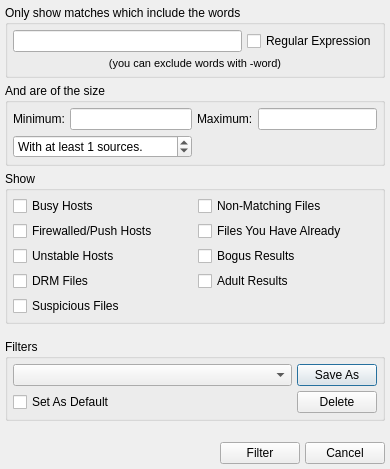
Above: Quazaa/UI/dialogfiltersearch.ui from quazaa-development-team/Quazaa before the change. Below: the same form after it.
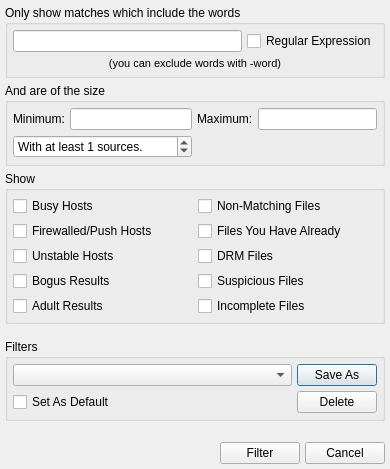
That is the form after the change. Icons and pictures are not drawn.

Commit message: [Search] Added check box for incomplete files filtering to DialogFilterSearch. Optimized some loops for the UnorderedPtrVector container (it's faster to access the elements via operator[] than via iterators).

The edit to the form file:
```diff
--- a/Quazaa/UI/dialogfiltersearch.ui
+++ b/Quazaa/UI/dialogfiltersearch.ui
@@ -254,33 +254,40 @@
           </widget>
          </item>
 		 <item row="2" column="1">
-          <widget class="QCheckBox" name="checkBoxBogusResults">
-           <property name="text">
-            <string>Bogus Results</string>
-           </property>
-          </widget>
-         </item>
-         <item row="3" column="0">
           <widget class="QCheckBox" name="checkBoxDRMFiles">
            <property name="text">
             <string>DRM Files</string>
            </property>
           </widget>
          </item>
+		 <item row="3" column="0">
+          <widget class="QCheckBox" name="checkBoxBogusResults">
+           <property name="text">
+            <string>Bogus Results</string>
+           </property>
+          </widget>
+         </item>
 		 <item row="3" column="1">
-          <widget class="QCheckBox" name="checkBoxAdultResults">
-           <property name="text">
-            <string>Adult Results</string>
-           </property>
-          </widget>
-         </item>
-         <item row="4" column="0">
           <widget class="QCheckBox" name="checkBoxSuspiciousFiles">
            <property name="text">
             <string>Suspicious Files</string>
            </property>
           </widget>
 		 </item>
+		 <item row="4" column="0">
+          <widget class="QCheckBox" name="checkBoxAdultResults">
+           <property name="text">
+            <string>Adult Results</string>
+           </property>
+          </widget>
+         </item>
+         <item row="4" column="1">
+          <widget class="QCheckBox" name="checkBoxIncompleteFiles">
+           <property name="text">
+            <string>Incomplete Files</string>
+           </property>
+          </widget>
+         </item>
         </layout>
        </widget>
       </item>
```
The commit also changes 4 other files.
